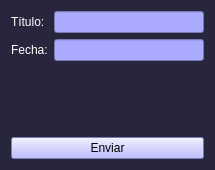
The window that Prueba tp/form_organigrama.ui (stel0/TP-PYTHON) describes before a commit, drawn with Qt 5.
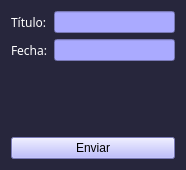
The same window after the commit.

The edit to the form file:
```diff
--- a/Prueba tp/form_organigrama.ui
+++ b/Prueba tp/form_organigrama.ui
@@ -6,8 +6,8 @@
    <rect>
     <x>0</x>
     <y>0</y>
-    <width>215</width>
-    <height>250</height>
+    <width>186</width>
+    <height>170</height>
    </rect>
   </property>
   <property name="minimumSize">
@@ -33,6 +33,11 @@
     <layout class="QFormLayout" name="formLayout">
      <item row="0" column="0">
       <widget class="QLabel" name="titulo_label">
+       <property name="font">
+        <font>
+         <family>Candara</family>
+        </font>
+       </property>
        <property name="styleSheet">
         <string notr="true">color:white;</string>
        </property>
@@ -50,6 +55,11 @@
      </item>
      <item row="1" column="0">
       <widget class="QLabel" name="label">
+       <property name="font">
+        <font>
+         <family>Candara</family>
+        </font>
+       </property>
        <property name="styleSheet">
         <string notr="true">color:white;</string>
        </property>
```
